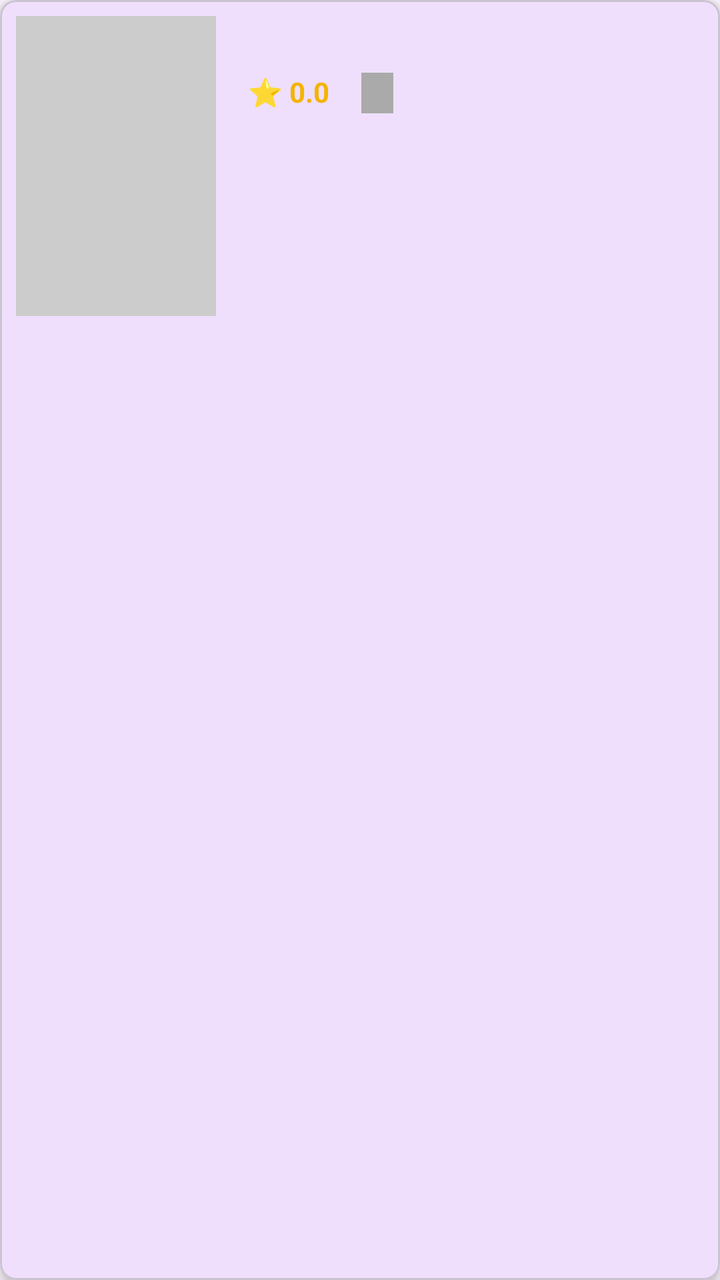
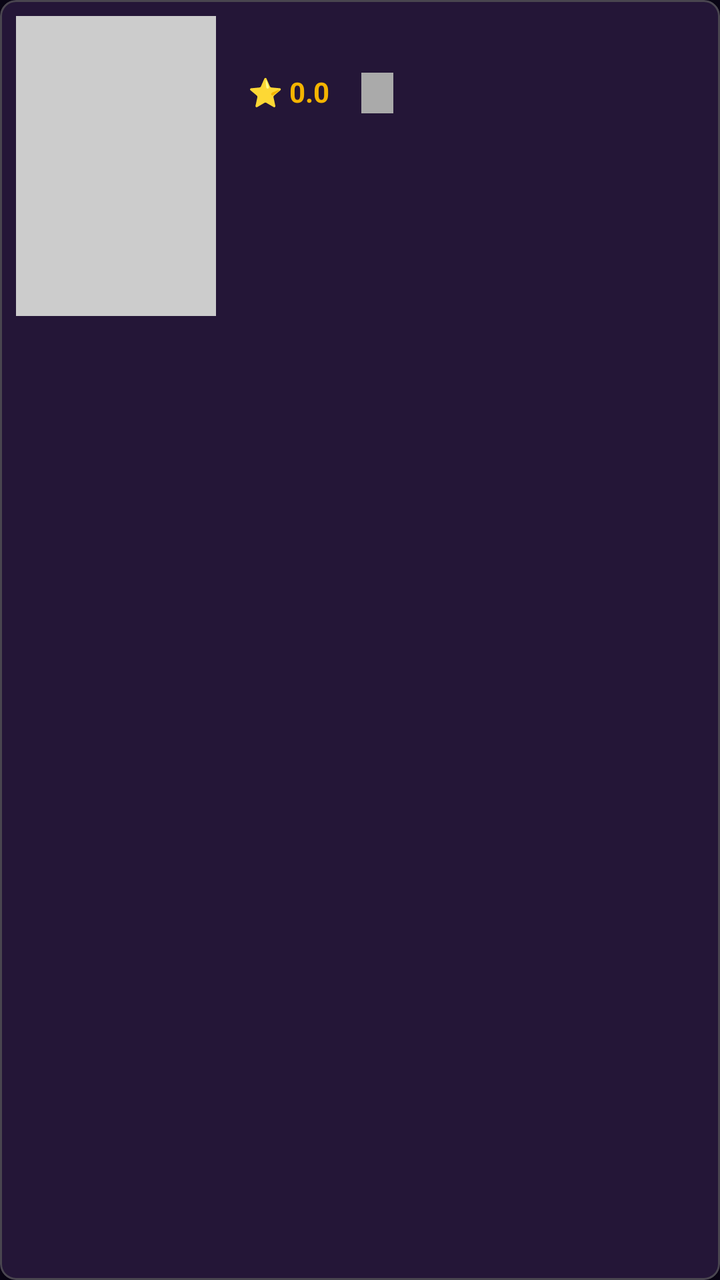

Compare the two renders of this Android layout. The source of the first and the diff that turns it into the second are given below.
<!-- AndroidManifest.xml: application theme Theme.CinemaPE -->
<!-- res/layout/item_movie.xml -->
<?xml version="1.0" encoding="utf-8"?>
<com.google.android.material.card.MaterialCardView xmlns:android="http://schemas.android.com/apk/res/android"
    xmlns:app="http://schemas.android.com/apk/res-auto"
    android:layout_width="match_parent"
    android:layout_height="wrap_content"
    android:layout_margin="8dp"
    app:cardCornerRadius="8dp"
    app:cardElevation="4dp">

    <LinearLayout
        android:layout_width="match_parent"
        android:layout_height="wrap_content"
        android:orientation="horizontal"
        android:padding="8dp">

        <ImageView
            android:id="@+id/iv_movie_poster"
            android:layout_width="100dp"
            android:layout_height="150dp"
            android:background="#CCCCCC"
            android:scaleType="centerCrop" />

        <LinearLayout
            android:layout_width="match_parent"
            android:layout_height="wrap_content"
            android:layout_marginStart="16dp"
            android:orientation="vertical">

            <TextView
                android:id="@+id/tv_movie_title"
                android:layout_width="match_parent"
                android:layout_height="wrap_content"
                android:textSize="18sp"
                android:textStyle="bold" />

            <LinearLayout
                android:layout_width="match_parent"
                android:layout_height="wrap_content"
                android:layout_marginTop="4dp"
                android:orientation="horizontal">

                <TextView
                    android:id="@+id/tv_movie_rating"
                    android:layout_width="wrap_content"
                    android:layout_height="wrap_content"
                    android:text="⭐ 0.0"
                    android:textColor="#F4B400"
                    android:textSize="14sp"
                    android:textStyle="bold" />

                <TextView
                    android:id="@+id/tv_movie_category"
                    android:layout_width="wrap_content"
                    android:layout_height="wrap_content"
                    android:layout_marginStart="16dp"
                    android:background="@android:color/darker_gray"
                    android:paddingHorizontal="8dp"
                    android:paddingVertical="2dp"
                    android:textColor="@android:color/white"
                    android:textSize="12sp" />

            </LinearLayout>

            <TextView
                android:id="@+id/tv_movie_release_date"
                android:layout_width="match_parent"
                android:layout_height="wrap_content"
                android:layout_marginTop="4dp"
                android:textColor="@android:color/darker_gray"
                android:textSize="12sp" />

            <TextView
                android:id="@+id/tv_movie_description"
                android:layout_width="match_parent"
                android:layout_height="wrap_content"
                android:layout_marginTop="4dp"
                android:ellipsize="end"
                android:maxLines="3"
                android:textSize="14sp" />

        </LinearLayout>
    </LinearLayout>
</com.google.android.material.card.MaterialCardView>
<!-- resources referenced by this layout -->
<resources>
  <style name="Theme.CinemaPE" parent="Base.Theme.CinemaPE" />
  <style name="Base.Theme.CinemaPE" parent="Theme.Material3.DayNight.NoActionBar">
          
          <item name="colorPrimary">@color/purple_500</item>
          <item name="colorPrimaryVariant">@color/purple_700</item>
          <item name="colorOnPrimary">@color/white</item>
          
          <item name="colorSecondary">@color/teal_200</item>
          <item name="colorSecondaryVariant">@color/teal_700</item>
          <item name="colorOnSecondary">@color/black</item>
          
          <item name="android:statusBarColor">?attr/colorPrimaryVariant</item>
      </style>
  <color name="purple_500">#FF6200EE</color>
  <color name="purple_700">#FF3700B3</color>
  <color name="white">#FFFFFFFF</color>
  <color name="teal_200">#FF03DAC5</color>
  <color name="teal_700">#FF018786</color>
  <color name="black">#FF000000</color>
</resources>

<!-- the commit's change to res/layout/item_movie.xml (unified diff, before → after) -->
@@ -28,6 +28,7 @@
 
             <TextView
                 android:id="@+id/tv_movie_title"
+                android:textColor="@color/white"
                 android:layout_width="match_parent"
                 android:layout_height="wrap_content"
                 android:textSize="18sp"
@@ -71,6 +72,7 @@
 
             <TextView
                 android:id="@+id/tv_movie_description"
+                android:textColor="@color/white"
                 android:layout_width="match_parent"
                 android:layout_height="wrap_content"
                 android:layout_marginTop="4dp"
<!-- resource entries referenced after the edit -->
@@ -1,23 +1,27 @@
 <!-- resources referenced by this layout -->
 <resources>
+  <color name="white">#FFFFFFFF</color>
   <style name="Theme.CinemaPE" parent="Base.Theme.CinemaPE" />
-  <style name="Base.Theme.CinemaPE" parent="Theme.Material3.DayNight.NoActionBar">
-          
-          <item name="colorPrimary">@color/purple_500</item>
-          <item name="colorPrimaryVariant">@color/purple_700</item>
-          <item name="colorOnPrimary">@color/white</item>
-          
-          <item name="colorSecondary">@color/teal_200</item>
-          <item name="colorSecondaryVariant">@color/teal_700</item>
-          <item name="colorOnSecondary">@color/black</item>
-          
-          <item name="android:statusBarColor">?attr/colorPrimaryVariant</item>
+  <style name="Base.Theme.CinemaPE" parent="Theme.Material3.Dark.NoActionBar">
+          <item name="colorPrimary">@color/purple_primary</item>
+          <item name="colorOnPrimary">@color/purple_bg_dark</item>
+  
+          <item name="android:windowBackground">@color/purple_bg_dark</item>
+          <item name="colorSurface">@color/purple_card_dark</item>
+          <item name="colorOnSurface">@color/text_main</item>
+  
+          <item name="colorPrimaryContainer">@color/purple_bg_dark</item>
+          <item name="colorOnPrimaryContainer">@color/purple_primary</item>
+          <item name="colorSurfaceVariant">@color/purple_bg_dark</item>
+  
+          <item name="colorSecondaryContainer">#269D4EDD</item>
+          <item name="colorOnSecondaryContainer">@color/purple_primary</item>
+  
+          <item name="android:statusBarColor">@color/purple_bg_dark</item>
       </style>
-  <color name="purple_500">#FF6200EE</color>
-  <color name="purple_700">#FF3700B3</color>
-  <color name="white">#FFFFFFFF</color>
-  <color name="teal_200">#FF03DAC5</color>
-  <color name="teal_700">#FF018786</color>
-  <color name="black">#FF000000</color>
+  <color name="purple_primary">#FF9D4EDD</color>
+  <color name="purple_bg_dark">#FF0A0516</color>
+  <color name="purple_card_dark">#FF181126</color>
+  <color name="text_main">#FFF5F5F7</color>
 </resources>
 
